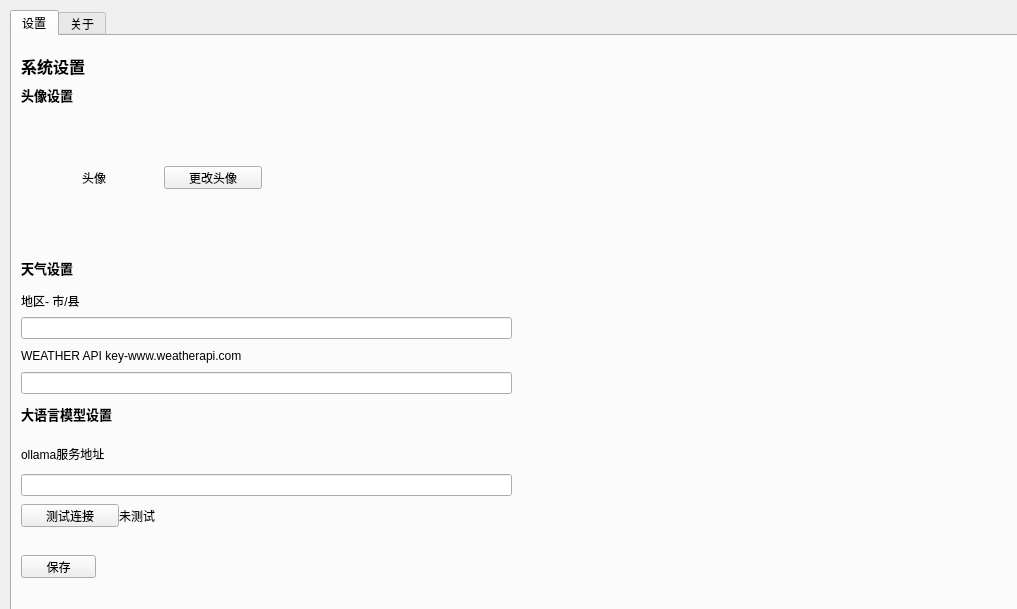
Old version of the form src/settings.ui in the repository vmomenv/MOMODeskMind.
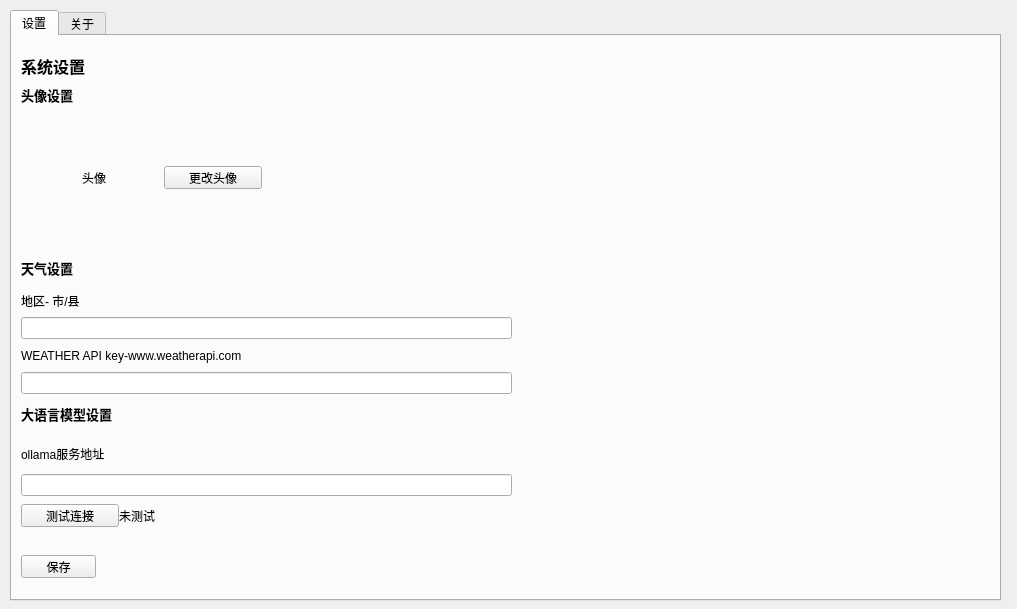
New version of the form.

Commit message: 调整设置界面

The edit to the form file:
```diff
--- a/src/settings.ui
+++ b/src/settings.ui
@@ -18,8 +18,8 @@
     <rect>
      <x>10</x>
      <y>10</y>
-     <width>1011</width>
-     <height>601</height>
+     <width>991</width>
+     <height>591</height>
     </rect>
    </property>
    <property name="currentIndex">
```
